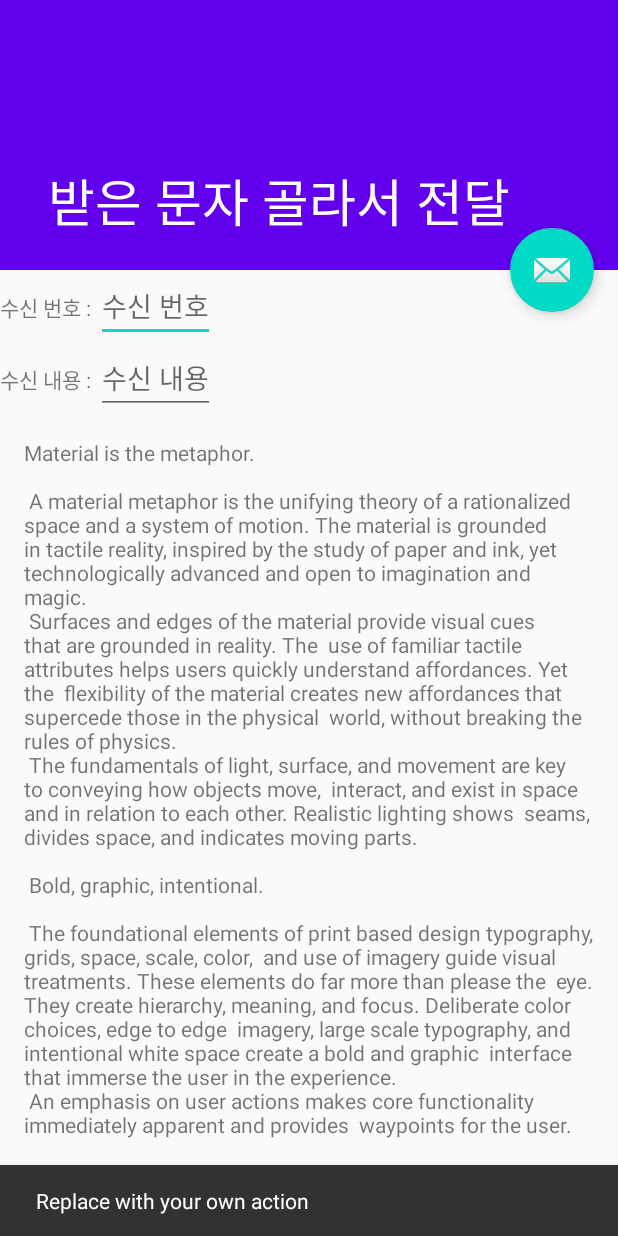
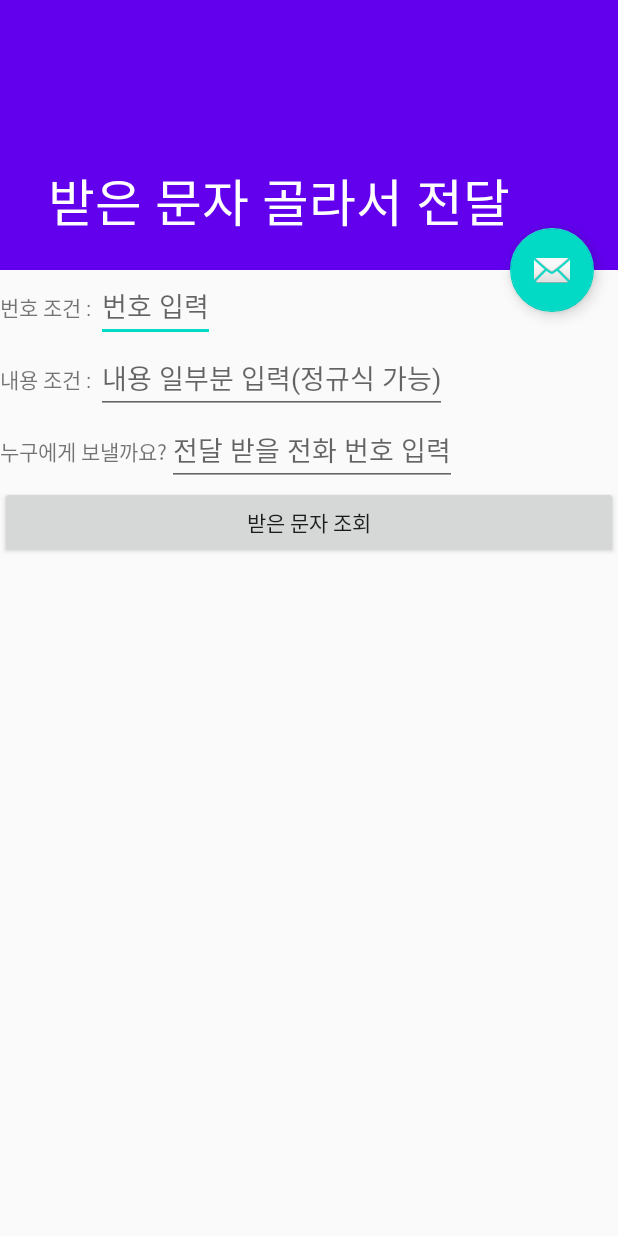
Before and after one commit to octnov14/ForwardSMS, an Android app: the screen it shows after launch (ScrollingActivity), after a tap on an icon or button, on a phone screen of 412 x 824 dp. Run offline under Robolectric (Android 15) with nearby library versions, the phone set to English and light mode, and no system bars.

Commit message:
문자 읽기, 보내기 테스트 완료; UI 연결 시작

```diff
--- a/app/src/main/AndroidManifest.xml
+++ b/app/src/main/AndroidManifest.xml
@@ -2,7 +2,8 @@
 <manifest xmlns:android="http://schemas.android.com/apk/res/android"
     package="com.wrdn.forward_sms">
 
-    <uses-permission android:name="android.permission.READ_SMS"/>
+    <uses-permission android:name="android.permission.READ_SMS" />
+    <uses-permission android:name="android.permission.SEND_SMS" />
 
     <application
         android:allowBackup="true"
--- a/app/src/main/java/com/wrdn/forward_sms/ScrollingActivity.kt
+++ b/app/src/main/java/com/wrdn/forward_sms/ScrollingActivity.kt
@@ -6,13 +6,14 @@ import android.content.pm.PackageManager
 import android.net.Uri
 import android.os.Bundle
 import android.provider.Telephony
+import android.telephony.SmsManager
 import android.util.Log
+import android.widget.Toast
 import androidx.appcompat.app.AppCompatActivity
 import androidx.core.app.ActivityCompat
 import androidx.core.content.ContextCompat
 import com.google.android.material.appbar.CollapsingToolbarLayout
 import com.google.android.material.floatingactionbutton.FloatingActionButton
-import com.google.android.material.snackbar.Snackbar
 import java.io.BufferedReader
 import java.io.IOException
 import java.io.InputStream
@@ -29,7 +30,8 @@ class ScrollingActivity : AppCompatActivity() {
     //필요한 퍼미션 리스트
     //원하는 퍼미션을 이곳에 추가하면 된다.
     private val requiredPermissions = arrayOf(
-        Manifest.permission.READ_SMS
+        Manifest.permission.READ_SMS,
+        Manifest.permission.SEND_SMS
     )
 
 
@@ -42,27 +44,52 @@ class ScrollingActivity : AppCompatActivity() {
         checkPermissions()
 
         findViewById<FloatingActionButton>(R.id.fab).setOnClickListener { view ->
-            Snackbar.make(view, "Replace with your own action", Snackbar.LENGTH_LONG)
-                .setAction("Action", null).show()
+
+            sendSMS("01023573773", "한글도 잘 되겠지? abc 123")
+
+//            Snackbar.make(view, "Replace with your own action", Snackbar.LENGTH_LONG).setAction("Action", null).show()
         }
 
 
 
-        readMMS(this)
-        readSMS(this)
+        readMMS(this, "20200812")
+        readSMS(this, "20200812")
 
     }
 
+
+    private fun readSMS(context: Context, dateAfter: String) {
+        val uri = Telephony.Sms.Inbox.CONTENT_URI  // Uri.parse("content://sms/inbox")
+
+        val cursor = context.contentResolver.query(uri, null, null, null, "date desc")
+
+        if (cursor != null && cursor.moveToFirst()) {
+            do {
+                val smsDate = cursor.getString(cursor.getColumnIndexOrThrow("date"))
+                val number = cursor.getString(cursor.getColumnIndexOrThrow("address"))
+                val body = cursor.getString(cursor.getColumnIndexOrThrow("body"))
+
+                val yc = YCalendar(Date(smsDate.toLong()))
+                if(yc.getYYYYMMDD() < dateAfter) break
+
+
+                System.out.printf("%s;   %s; %s; %s\n", smsDate, yc.getYMDHMS(), number, body.replace("""\s""".toRegex(), " "))
+
+            } while (cursor.moveToNext())
+        }
+
+        cursor?.close()
+    }
+
+
     // 참조 URL
     // https://www.it-swarm.dev/ko/android/mms-android%EC%9D%98-%EB%8D%B0%EC%9D%B4%ED%84%B0%EB%A5%BC-%EC%9D%BD%EB%8A%94-%EB%B0%A9%EB%B2%95/969694767/
-
-    private fun readMMS(context: Context) {
+    private fun readMMS(context: Context, dateAfter: String) {
         val uri = Telephony.Mms.Inbox.CONTENT_URI
 
         val proj = arrayOf("*")
-        val cursor = context.contentResolver.query(uri, proj, null, null, "_id desc")
+        val cursor = context.contentResolver.query(uri, proj, null, null, "date desc")
 
-        var n = 0
         if (cursor != null) {
             cursor.moveToFirst()
 
@@ -80,16 +107,30 @@ class ScrollingActivity : AppCompatActivity() {
 
                 val id = cursor.getString(cursor.getColumnIndexOrThrow("_id"))
                 val number = cursor.getString(cursor.getColumnIndexOrThrow("address"))
+                val date = cursor.getString(cursor.getColumnIndexOrThrow("date"))
                 val body = getMMSBody(id)
 
+                val yc = YCalendar(Date((date+"000").toLong()))
+                if(yc.getYYYYMMDD() < dateAfter) break
 
-                System.out.printf("%s; %s\n", number, body)
-
-                if(n++ > 300) break
+                System.out.printf("%s;   %s;  %s;  %s\n", date, yc, number, body)
 
             } while (cursor.moveToNext())
 
             cursor.close()
+        }
+    }
+
+    fun sendSMS(phoneNo: String, sms: String) {
+        try {
+            //전송
+            val smsManager: SmsManager = SmsManager.getDefault()
+            smsManager.sendTextMessage(phoneNo, null, sms, null, null)
+            Toast.makeText(applicationContext, "전송 완료!", Toast.LENGTH_LONG).show()
+
+        } catch (e: Exception) {
+            Toast.makeText(applicationContext, "전송 실패", Toast.LENGTH_LONG).show()
+            e.printStackTrace()
         }
     }
 
@@ -153,29 +194,6 @@ class ScrollingActivity : AppCompatActivity() {
     }
 
 
-    private fun readSMS(context: Context) {
-        val uri = Telephony.Sms.Inbox.CONTENT_URI  // Uri.parse("content://sms/inbox")
-
-        val cursor = context.contentResolver.query(uri, null, null, null, null)
-
-        if (cursor != null && cursor.moveToFirst()) {
-            do {
-                val smsDate = cursor.getString(cursor.getColumnIndexOrThrow("date"))
-                val number = cursor.getString(cursor.getColumnIndexOrThrow("address"))
-                val body = cursor.getString(cursor.getColumnIndexOrThrow("body"))
-
-                val yc = YCalendar(smsDate)
-
-
-                System.out.printf("%s; %s; %s; %s\n", Date(smsDate.toLong()), yc, number, body.replace("""\s""".toRegex(), " "))
-
-            } while (cursor.moveToNext())
-        }
-
-        cursor?.close()
-    }
-
-
     private fun sample__getSmsConversation() {
         getSmsConversation(this, "15447200") { conversations ->
             conversations?.forEach { conversation ->
@@ -194,7 +212,7 @@ class ScrollingActivity : AppCompatActivity() {
     class Conversation(val number: String, val message: List<Message>)
     class Message(val number: String, val body: String, val date: Date)
 
-    fun getSmsConversation(context: Context, number: String? = null, completion: (conversations: List<Conversation>?) -> Unit) {
+    private fun getSmsConversation(context: Context, number: String? = null, completion: (conversations: List<Conversation>?) -> Unit) {
         val cursor = context.contentResolver.query(Telephony.Sms.CONTENT_URI, null, null, null, null)
 //        val cursor = context.contentResolver.query(Uri.parse("content://sms/inbox"), null, null, null, null)
 
--- a/app/src/main/java/com/wrdn/forward_sms/YCalendar.kt
+++ b/app/src/main/java/com/wrdn/forward_sms/YCalendar.kt
@@ -169,7 +169,7 @@ class YCalendar : GregorianCalendar {
         setSecond(s)
     }
 
-    private fun format(s: String): String {
+    fun format(s: String): String {
         return try {
             SimpleDateFormat(s, Locale.getDefault()).format(getTime())
         } catch (e: Exception) {
--- a/app/src/main/res/layout/content_scrolling.xml
+++ b/app/src/main/res/layout/content_scrolling.xml
@@ -22,13 +22,13 @@
             <TextView
                 android:layout_width="wrap_content"
                 android:layout_height="wrap_content"
-                android:text="수신 번호 : "
-                />
+                android:text="번호 조건 : " />
 
             <EditText
+                android:id="@+id/fromNumber"
                 android:layout_width="wrap_content"
                 android:layout_height="wrap_content"
-                android:hint="수신 번호" />
+                android:hint="번호 입력"/>
 
         </LinearLayout>
 
@@ -40,21 +40,47 @@
             <TextView
                 android:layout_width="wrap_content"
                 android:layout_height="wrap_content"
-                android:text="수신 내용 : "
-                />
+                android:text="내용 조건 : " />
 
             <EditText
+                android:id="@+id/regexpText"
                 android:layout_width="wrap_content"
                 android:layout_height="wrap_content"
-                android:hint="수신 내용" />
+                android:hint="내용 일부분 입력(정규식 가능)"/>
 
         </LinearLayout>
 
+        <LinearLayout
+            android:layout_width="wrap_content"
+            android:layout_height="wrap_content"
+            android:orientation="horizontal">
+
+            <TextView
+                android:layout_width="wrap_content"
+                android:layout_height="wrap_content"
+                android:text="누구에게 보낼까요?" />
+
+            <EditText
+                android:id="@+id/toNumber"
+                android:layout_width="wrap_content"
+                android:layout_height="wrap_content"
+                android:hint="전달 받을 전화 번호 입력"/>
+
+        </LinearLayout>
+
+
+        <Button
+            android:id="@+id/button"
+            android:layout_width="match_parent"
+            android:layout_height="wrap_content"
+            android:text="받은 문자 조회" />
+
         <TextView
+            android:id="@+id/result"
             android:layout_width="wrap_content"
             android:layout_height="wrap_content"
             android:layout_margin="@dimen/text_margin"
-            android:text="@string/large_text" />
+            android:text="" />
 
     </LinearLayout>
 </androidx.core.widget.NestedScrollView>
```
